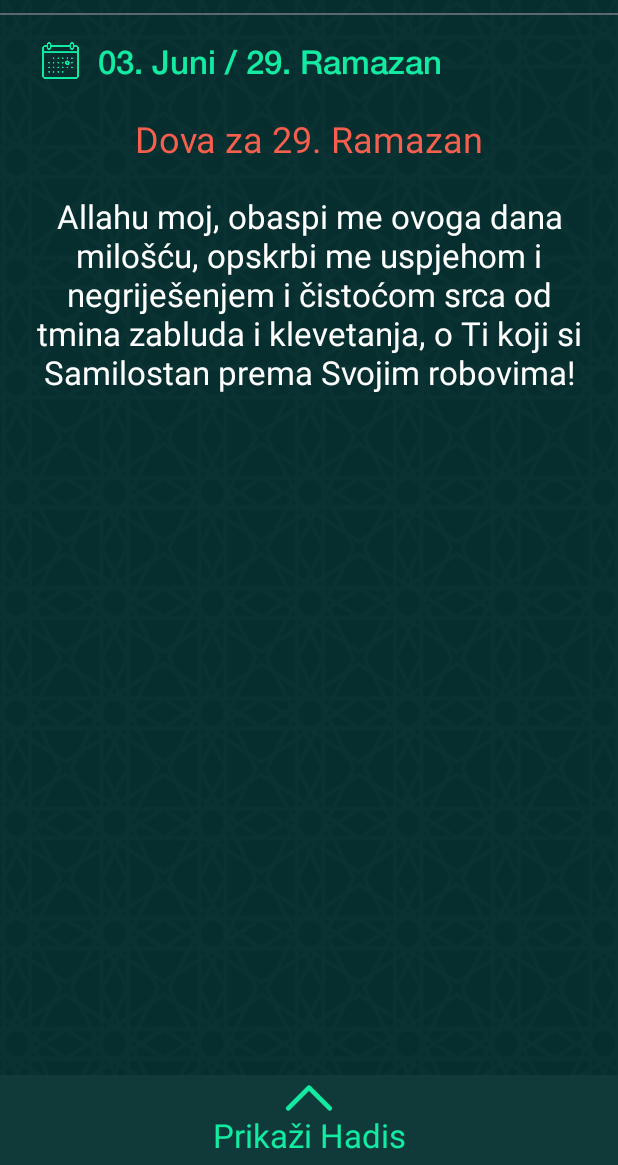
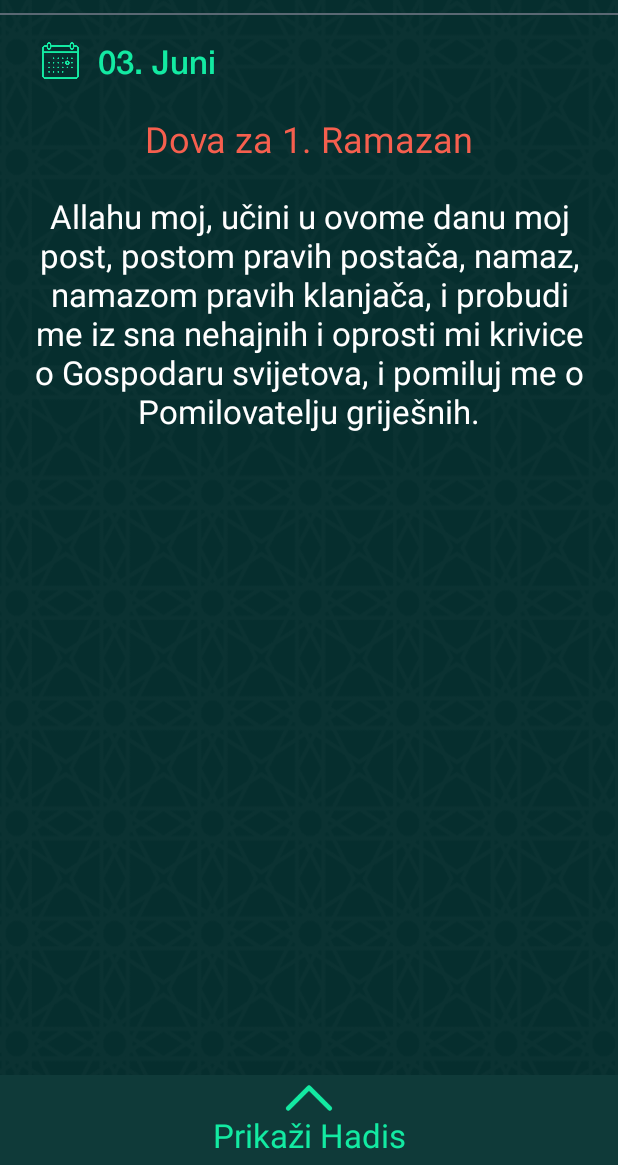
Before and after one commit to azra-avdic/RamazanskeDove, an Android app: the screen it shows after launch (MainActivity), on a phone screen of 412 x 824 dp, the part 71-1236 px from its top. Run offline under Robolectric (Android 15) with nearby library versions, the phone set to English and light mode, and no system bars; Roboto replaces fonts that are not available here; 7 statements that could not run were skipped.

Commit message:
Dates returned to correct

```diff
--- a/app/src/main/java/com/example/azra/ramazanskedove/CustomPagerAdapter.java
+++ b/app/src/main/java/com/example/azra/ramazanskedove/CustomPagerAdapter.java
@@ -62,7 +62,6 @@ public class CustomPagerAdapter extends PagerAdapter {
         View.OnClickListener listener = new View.OnClickListener() {
             @Override
             public void onClick(View v) {
-                Log.d("CLICK", " click");
                 if(ivDown.getVisibility() == View.VISIBLE){
                     svHadis.setVisibility(View.GONE);
                     ivDown.setVisibility(View.GONE);
@@ -152,9 +151,7 @@ public class CustomPagerAdapter extends PagerAdapter {
         DAY26(R.string.day26_title, R.string.daily_doa26_arabic, R.string.daily_doa26, R.string.daily_hadis26),
         DAY27(R.string.day27_title, R.string.daily_doa27_arabic, R.string.daily_doa27, R.string.daily_hadis27),
         DAY28(R.string.day28_title, R.string.daily_doa28_arabic, R.string.daily_doa28, R.string.daily_hadis28),
-        DAY29(R.string.day29_title, R.string.daily_doa29_arabic, R.string.daily_doa29, R.string.daily_hadis29),
-        DAY30(R.string.day30_title, R.string.daily_doa30_arabic, R.string.daily_doa30, R.string.daily_hadis30);
-
+        DAY29(R.string.day29_title, R.string.daily_doa29_arabic, R.string.daily_doa29, R.string.daily_hadis29);
 
         private int mTitleResId;
         private int mDoaArabResId;
--- a/app/src/main/java/com/example/azra/ramazanskedove/DrawerItemCustomAdapter.java
+++ b/app/src/main/java/com/example/azra/ramazanskedove/DrawerItemCustomAdapter.java
@@ -35,8 +35,6 @@ public class DrawerItemCustomAdapter extends ArrayAdapter<ObjectDrawerItem> {
         Typeface fontHelveticaNeueMedium = Typeface.createFromAsset(mContext.getAssets(),"fonts/HelveticaNeue-Medium.otf");
         Typeface fontHelveticaNeueItalic = Typeface.createFromAsset(mContext.getAssets(),"fonts/HelveticaNeue-Italic.otf");
 
-
-
         View listItem = convertView;
 
         LayoutInflater inflater = ((Activity) mContext).getLayoutInflater();
--- a/app/src/main/java/com/example/azra/ramazanskedove/MainActivity.java
+++ b/app/src/main/java/com/example/azra/ramazanskedove/MainActivity.java
@@ -11,8 +11,11 @@ import android.support.v7.widget.Toolbar;
 import android.util.Log;
 import android.view.MenuItem;
 import android.view.View;
+import android.widget.AbsListView;
 import android.widget.AdapterView;
+import android.widget.LinearLayout;
 import android.widget.ListView;
+import android.widget.ScrollView;
 import android.widget.TextView;
 
 public class MainActivity extends AppCompatActivity {
@@ -21,10 +24,11 @@ public class MainActivity extends AppCompatActivity {
     private DrawerLayout mDrawerLayout;
     private ListView mDrawerList;
     ActionBarDrawerToggle mDrawerToggle;
-
     private CharSequence mTitle; // current title
     private  ViewPager viewPager;
     private  TextView tvSinglePageContent;
+    private ScrollView svSinglePageContent;
+    private LinearLayout llToday;
     private DrawerItemCustomAdapter adapter;
 
     @Override
@@ -60,14 +64,12 @@ public class MainActivity extends AppCompatActivity {
         mDrawerLayout = (DrawerLayout) findViewById(R.id.drawer_layout);
         mDrawerList = (ListView) findViewById(R.id.left_drawer);
 
-        ObjectDrawerItem[] drawerItem = new ObjectDrawerItem[5];
+        ObjectDrawerItem[] drawerItem = new ObjectDrawerItem[4];
 
         drawerItem[0] = new ObjectDrawerItem(R.drawable.ico_book, "Ramazanske dove");
-        drawerItem[1] = new ObjectDrawerItem(R.drawable.ico_sehur, "Sehur dova");
-        drawerItem[2] = new ObjectDrawerItem(R.drawable.ico_iftar, "Iftar dova");
-        drawerItem[3] = new ObjectDrawerItem(R.drawable.ico_info, "O aplikaciji");
-        drawerItem[4] = new ObjectDrawerItem(R.drawable.ico_contact, "Kontakt");
-
+        drawerItem[1] = new ObjectDrawerItem(R.drawable.ico_iftar, "Iftarska dova");
+        drawerItem[2] = new ObjectDrawerItem(R.drawable.ico_info, "O aplikaciji");
+        drawerItem[3] = new ObjectDrawerItem(R.drawable.ico_contact, "Kontakt");
 
         adapter = new DrawerItemCustomAdapter(this, R.layout.listview_item_row, drawerItem);
         mDrawerList.setAdapter(adapter);
@@ -108,18 +110,20 @@ public class MainActivity extends AppCompatActivity {
         });
 
         tvSinglePageContent = (TextView) findViewById(R.id.tvSinglePageContent);
-        tvSinglePageContent.setTypeface(fontHelveticaNeueMedium);
+        tvSinglePageContent.setTypeface(fontHelvetica);
+
+        svSinglePageContent = (ScrollView) findViewById(R.id.svSinglePageContent);
+        llToday = (LinearLayout) findViewById(R.id.llToday);
+
         tvToday.setTypeface(fontHelveticaNeueMedium);
 
     }
 
     @Override
     public boolean onOptionsItemSelected(MenuItem item) {
-
         if (mDrawerToggle.onOptionsItemSelected(item)) {
             return true;
         }
-
         return super.onOptionsItemSelected(item);
     }
 
@@ -136,7 +140,6 @@ public class MainActivity extends AppCompatActivity {
     }
 
     private class DrawerItemClickListener implements ListView.OnItemClickListener {
-
         @Override
         public void onItemClick(AdapterView<?> parent, View view, int position, long id) {
             selectItem(position);
@@ -145,41 +148,37 @@ public class MainActivity extends AppCompatActivity {
     }
 
     private void selectItem(int position) {
-        mDrawerList.clearChoices();
-        mDrawerList.setSelection(position);
-        adapter.notifyDataSetChanged();
 
         mDrawerList.setItemChecked(position, true);
+        mDrawerList.setSelection(position);
 
         switch (position) {
             case 0:
                 //todo viewPager visible and on correct position
+                llToday.setVisibility(View.VISIBLE);
                 viewPager.setVisibility(View.VISIBLE);
-                tvSinglePageContent.setVisibility(View.GONE);
+                svSinglePageContent.setVisibility(View.GONE);
                 break;
             case 1:
-                //todo vp gone && text for Sehur
+                //todo vp gone && Iftar dova
+                llToday.setVisibility(View.VISIBLE);
                 viewPager.setVisibility(View.GONE);
                 tvSinglePageContent.setText(R.string.iftar_doa);
-                tvSinglePageContent.setVisibility(View.VISIBLE);
+                svSinglePageContent.setVisibility(View.VISIBLE);
                 break;
             case 2:
-                //todo vp gone && Iftar dova
+                //todo vp gone && text about app
+                llToday.setVisibility(View.GONE);
                 viewPager.setVisibility(View.GONE);
-                tvSinglePageContent.setText(R.string.iftar_doa);
-                tvSinglePageContent.setVisibility(View.VISIBLE);
+                tvSinglePageContent.setText(R.string.about_app);
+                svSinglePageContent.setVisibility(View.VISIBLE);
                 break;
             case 3:
-                //todo vp gone && text about app
-                viewPager.setVisibility(View.GONE);
-                tvSinglePageContent.setText(R.string.about_app);
-                tvSinglePageContent.setVisibility(View.VISIBLE);
-                break;
-            case 4:
                 //todo vp gone && some text for contact
+                llToday.setVisibility(View.GONE);
                 viewPager.setVisibility(View.GONE);
                 tvSinglePageContent.setText(R.string.contact);
-                tvSinglePageContent.setVisibility(View.VISIBLE);
+                svSinglePageContent.setVisibility(View.VISIBLE);
                 break;
             default:
                 break;
--- a/app/src/main/java/com/example/azra/ramazanskedove/Utils.java
+++ b/app/src/main/java/com/example/azra/ramazanskedove/Utils.java
@@ -27,7 +27,6 @@ public class Utils {
             String mString = context.getResources().getString(stringId);
             return TextUtils.isEmpty(mString) ? "" : mString;
         }
-
         return "";
     }
 
@@ -39,7 +38,6 @@ public class Utils {
         if (context != null) {
             color = ContextCompat.getColor(context, colorId);
         }
-
         return color;
     }
 
@@ -65,7 +63,7 @@ public class Utils {
 
 
     /**
-     * @return return current time
+     * @return return day in Month Ramadan
      */
     public static int getDayInRamadan() {
         Date today = new Date();
@@ -73,11 +71,8 @@ public class Utils {
 
         List<Date> dates = new ArrayList<Date>();
 
-        //String str_date ="06/06/2016";
-        //String end_date ="05/07/2016";
-
-        String str_date ="06/05/2016";
-        String end_date ="05/06/2016";
+        String str_date ="06/06/2016";
+        String end_date ="04/07/2016";
 
 
         DateFormat formatter = new SimpleDateFormat("dd/MM/yyyy");
@@ -95,26 +90,17 @@ public class Utils {
 
         Date iDate = startDate;
         if (iDate != null) {
-            Log.d("TAG", " not null" );
             while (!iDate.after(endDate)) {
                 dates.add(iDate);
                 iDate = addDay (iDate);
             }
         }
 
-        Log.d("TAG", " dates " + dates.size() );
-
-        Log.d("TAG", " start " + startDate );
-        Log.d("TAG", " end " + endDate );
-        Log.d("TAG", " today " + today );
-
         if(today.after(startDate) && !today.after(endDate)){
 
-            Log.d("TAG", " tu smo ");
             for (int i = 0; i < dates.size(); i++){
                 Date dateItem = dates.get(i);
                 if (dateItem.equals(today)) {
-                    Log.d("TAG", " danas je.. item u  Ramazanu.." + i);
                     return i;
                 }
             }
@@ -148,7 +134,6 @@ public class Utils {
         return day + ". " + months.get(m-1);
     }
 
-
     public static String getTodaysDateAsTitle(){
         if(getDayInRamadan() < 0){
             return getTodayAsStringDayAndMonth();
--- a/app/src/main/res/layout/activity_main.xml
+++ b/app/src/main/res/layout/activity_main.xml
@@ -71,21 +71,29 @@
 
             </LinearLayout>
 
-            <TextView
-                android:id="@+id/tvSinglePageContent"
+            <ScrollView
+                android:id="@+id/svSinglePageContent"
+                android:layout_width="match_parent"
+                android:layout_height="wrap_content"
                 android:layout_below="@+id/llToday"
                 android:layout_marginTop="10dp"
                 android:layout_marginBottom="10dp"
                 android:layout_marginLeft="15dp"
                 android:layout_marginRight="15dp"
-                android:layout_width="wrap_content"
-                android:layout_height="wrap_content"
-                android:text="@string/lorem_ipsum"
-                android:textColor="@color/white"
-                android:textSize="22sp"
-                android:gravity="center"
                 android:visibility="gone"
-                />
+                tools:visibility = "visible"
+                android:fadeScrollbars="false"
+                >
+                <TextView
+                    android:id="@+id/tvSinglePageContent"
+                    android:layout_width="wrap_content"
+                    android:layout_height="wrap_content"
+                    android:text="@string/lorem_ipsum"
+                    android:textColor="@color/white"
+                    android:textSize="@dimen/today_title_text_size"
+                    android:gravity="center"
+                    />
+            </ScrollView>
 
             <android.support.v4.view.ViewPager
                 android:layout_below="@+id/llToday"
--- a/app/src/main/res/values/strings.xml
+++ b/app/src/main/res/values/strings.xml
@@ -2,8 +2,7 @@
     <string name="app_name">RamazanskeDove</string>
     <string-array name="navigation_drawer_items_array">
         <item>Ramazanske dove</item>
-        <item>Sehur dova</item>
-        <item>Iftar dova</item>
+        <item>Iftarska dova</item>
         <item>O aplikaciji</item>
         <item>Kontakt</item>
     </string-array>
@@ -40,14 +39,9 @@
     <string name="day27_title">27. Ramazan </string>
     <string name="day28_title">28. Ramazan </string>
     <string name="day29_title">29. Ramazan </string>
-    <string name="day30_title">30. Ramazan </string>
-
-
-
 
 
     <string name="daily_doa1_arabic">ELHAMDULILAHI RABBI</string>
-
     <string name="daily_doa2_arabic">ELHAMDULILAHI RABBIL-ALEMIN. VESSELATU  VESSELAMU ALA RESULILAH...</string>
     <string name="daily_doa3_arabic">ELHAMDULILAHI RABBIL-ALEMIN. VESSELATU  VESSELAMU ALA RESULILAH...</string>
     <string name="daily_doa4_arabic">ELHAMDULILAHI RABBIL-ALEMIN. VESSELATU  VESSELAMU ALA RESULILAH...</string>
@@ -76,7 +70,6 @@
     <string name="daily_doa27_arabic">ELHAMDULILAHI RABBIL-ALEMIN. VESSELATU  VESSELAMU ALA RESULILA ELHAMDULILAHI RABBIL-ALEMIN. VESSELATU  VESSELAMU ALA RESULILA ELHAMDULILAHI RABBIL-ALEMIN. VESSELATU  VESSELAMU ALA RESULILAH...</string>
     <string name="daily_doa28_arabic">ELHAMDULILAHI RABBIL-ALEMIN. VESSELATU  VESSELAMU ALA RESULILAH...</string>
     <string name="daily_doa29_arabic">ELHAMDULILAHI RABBIL-ALEMIN. VESSELATU  VESSELAMU ALA RESULILAH...</string>
-    <string name="daily_doa30_arabic">ELHAMDULILAHI RABBIL-ALEMIN. VESSELATU  VESSELAMU ALA RESULILAH...</string>
 
     <string name="daily_doa1">Allahu moj, učini u ovome danu moj post, postom pravih postača, namaz, namazom pravih klanjača, i probudi me iz sna nehajnih i oprosti mi krivice o Gospodaru svijetova, i pomiluj me o Pomilovatelju griješnih.</string>
     <string name="daily_doa2">Allahu moj, učini me ovoga dana bliskim zadovoljstvu Tvome, udalji me od srdžbe i osvete Svoje, pomozi me u učenju ajeta Tvojih, tako Ti milosti o Najmilostiviji od milostivih.</string>
@@ -106,8 +99,7 @@
     <string name="daily_doa26">Allahu moj, učini mi u ovome danu trud prihvaćenim, grijehe oproštenim, djela prihvaćenim, nedostatke pokrivenim, o Ti koji najbolje čuješ od onih koji čuju!</string>
     <string name="daily_doa27">Gospodaru moj, opskrbi me u ovome danu dobrima noći Kadr, vodi moje poslove od teškoće ka lahkoći, prihvati moje pokajanje, skini s mene grijeh i breme grijeha, o Dobrostivi prema čestitim robovima svojim! </string>
     <string name="daily_doa28">Allahu moj, učini u ovome danu obilnim udio moj u dobrovoljnim djelima, počasti me udovoljavanjem molbama, približi sredstvo moje ka Tebi nad drugim sredstvima, o Ti kojeg ne zaokuplja upornost upornih! </string>
-    <string name="daily_doa29">Allahu moj, obaspi me ovoga dana milošću, opskrbi me uspjehom i negriješenjem i čistoćom srca od tmina zabluda i klevetanja, o Ti koji si Samilostan prema Svojim robovima!</string>
-    <string name="daily_doa30">Allahu moj, nagradi moj post Tvojim primanjem, i zadovoljstvom Tebe i Poslanika, učvršćenih ogranaka po čvrstim osnovama, tako Ti prava našeg prvaka Muhammeda i njegove čiste porodice, i sva hvala pripada samo Allahu Gospodaru svjetova!</string>
+    <string name="daily_doa29">Allahu moj, nagradi moj post Tvojim primanjem, i zadovoljstvom Tebe i Poslanika, učvršćenih ogranaka po čvrstim osnovama, tako Ti prava našeg prvaka Muhammeda i njegove čiste porodice, i sva hvala pripada samo Allahu Gospodaru svjetova!</string>
 
     <string name="daily_hadis1">Ebu Hurejre, r.a, prenosi od Allahovog Poslanika, s.a.v.s, da je rekao: \“Ko posti ramazan, vjerujući i nadajući se nagradi, biće mu oprošteni grijesi, koje je prethodno pocinio!\” (Buharija i Muslim)</string>
     <string name="daily_hadis2">Ebu Hurejre, r.a, prenosi od Allahovog Poslanika, s.a.v.s: \“Kada nastupi ramazan, otvore se džennetska, zatvore džehennemska vrata a šejtani se povežu!\” (Buharija i Muslim)</string>
@@ -137,8 +129,7 @@
     <string name="daily_hadis26">Ebu Hurejre, r.a, prenosi da je Vjerovjesnik, s.a.v.s, rekao: \“Ko provede Lejletu-l-kadr u ibadetu, vjerujući i nadajući se nagradi, biće mu oprošteni prethodni grijesi!\” (Buharija i Muslim)</string>
     <string name="daily_hadis27">Od Aiše, r.a, se prenosi da je Allahov Poslanik, s.a.v.s, preporučio: \“Tražite Lejletu-l-kadr u neparnim noćima posljednjih deset dana ramazana!\” (Buhari i Muslim)</string>
     <string name="daily_hadis28">Allahov Poslanik, s.a.v.s, da je rekao: \"Ko sakrije sramotu svoga brata na dunjaluku, Allah će sakriti njegovu i na dunjaluku i na ahiretu.\" (Buharija i Muslim) </string>
-    <string name="daily_hadis29">Allahov Poslanik, s.a.v.s, da je rekao: \"Dova brata za drugog brata koji je odsutan se ne odbija.\" (Muslim)</string>
-    <string name="daily_hadis30">Allahov Poslanik, s.a.v.s, da je rekao: \"Ko hoće da ima lijep spomen iza sebe i da mu se poveća opkrba, neka čuva rodbinske veze.\" (Buharija i Muslim) </string>
+    <string name="daily_hadis29">Allahov Poslanik, s.a.v.s, da je rekao: \"Ko hoće da ima lijep spomen iza sebe i da mu se poveća opkrba, neka čuva rodbinske veze.\" (Buharija i Muslim) </string>
 
     <string name="app_name_splash">Ramazanske dove <sup><small>&#169;</small></sup></string>
     <string name="app_name_tm"> Ramazanske dove &#169;</string>
```
Also changed, not shown: app/src/main/res/drawable/activated_background.xml (line endings or trailing spaces).
